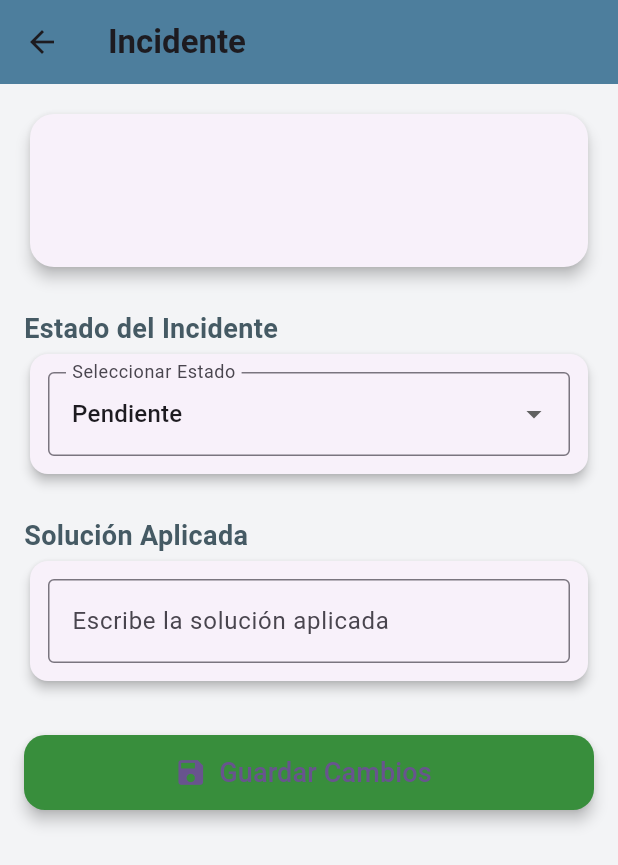
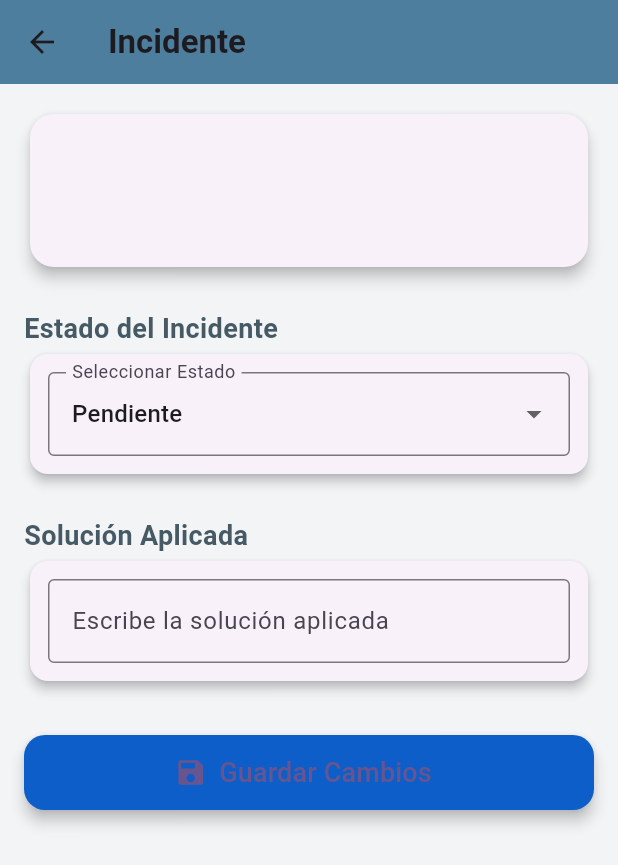
Before and after one commit to Luisfernando0091/OPCION_HELP_MOVIL, a Flutter app: the IncidenteDetallePage screen opened directly with empty values, on a phone screen of 412 x 824 dp. Shown: the top 865 px of the screen. Run offline on Flutter 3.47's test engine with Material 3 defaults, Android fonts, the phone set to English and light mode, and no system bars; our stand-ins replace firebase_core, firebase_messaging, flutter_local_notifications, shared_preferences; accounts and stored records are empty.

Commit message:
V2 20-11-25

```diff
--- a/lib/view/screens/incidente/incidentedetalles.dart
+++ b/lib/view/screens/incidente/incidentedetalles.dart
@@ -155,14 +155,18 @@ class _IncidenteDetallePageState extends State<IncidenteDetallePage> {
       height: 50,
       child: ElevatedButton.icon(
         style: ElevatedButton.styleFrom(
-          backgroundColor: Colors.green.shade700,
+          backgroundColor: const Color.fromARGB(255, 13, 94, 201),
           shape: RoundedRectangleBorder(
             borderRadius: BorderRadius.circular(14),
           ),
           elevation: 4,
         ),
         icon: const Icon(Icons.save, size: 22),
-        label: const Text("Guardar Cambios", style: TextStyle(fontSize: 18)),
+        label: const Text(
+          "Guardar Cambios",
+          style: TextStyle(fontSize: 18),
+          selectionColor: Colors.black87,
+        ),
         onPressed: () async {
           try {
             await _updateIncidente(
```
Also changed, not shown: lib/main.dart (+10 -5 lines), lib/view/firebase_messaging_service.dart (added, +66 -0 lines), pubspec.yaml (+11 -68 lines), firebase.json (added), lib/firebase_options.dart (added), pubspec.lock, 7 other files.
